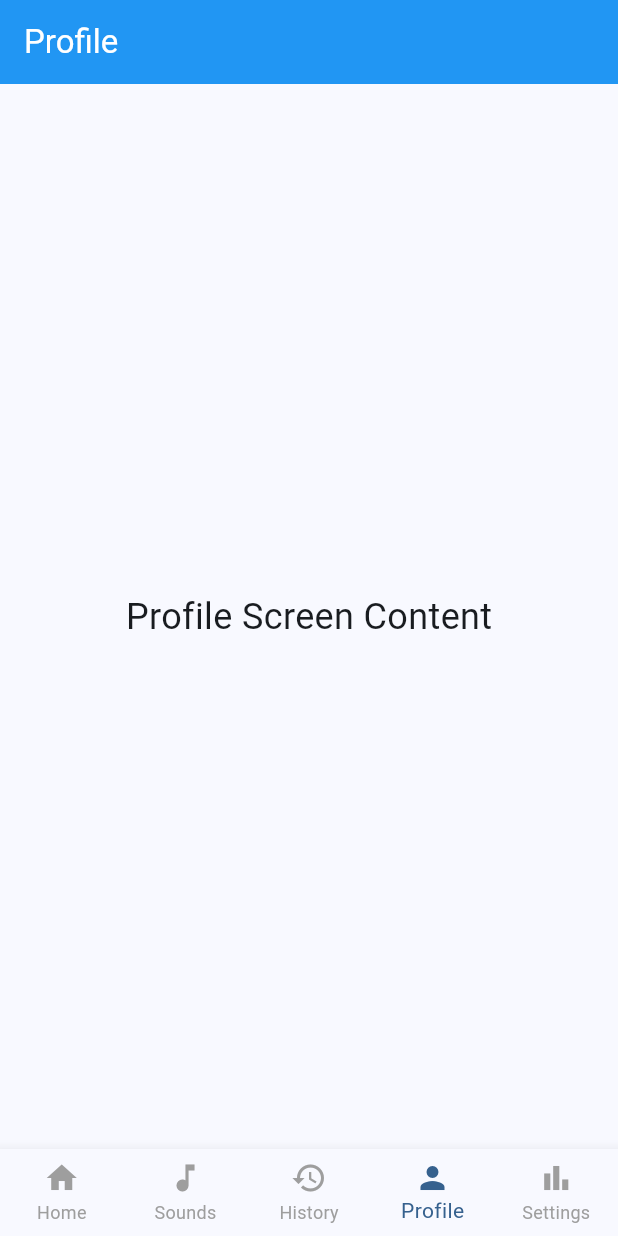
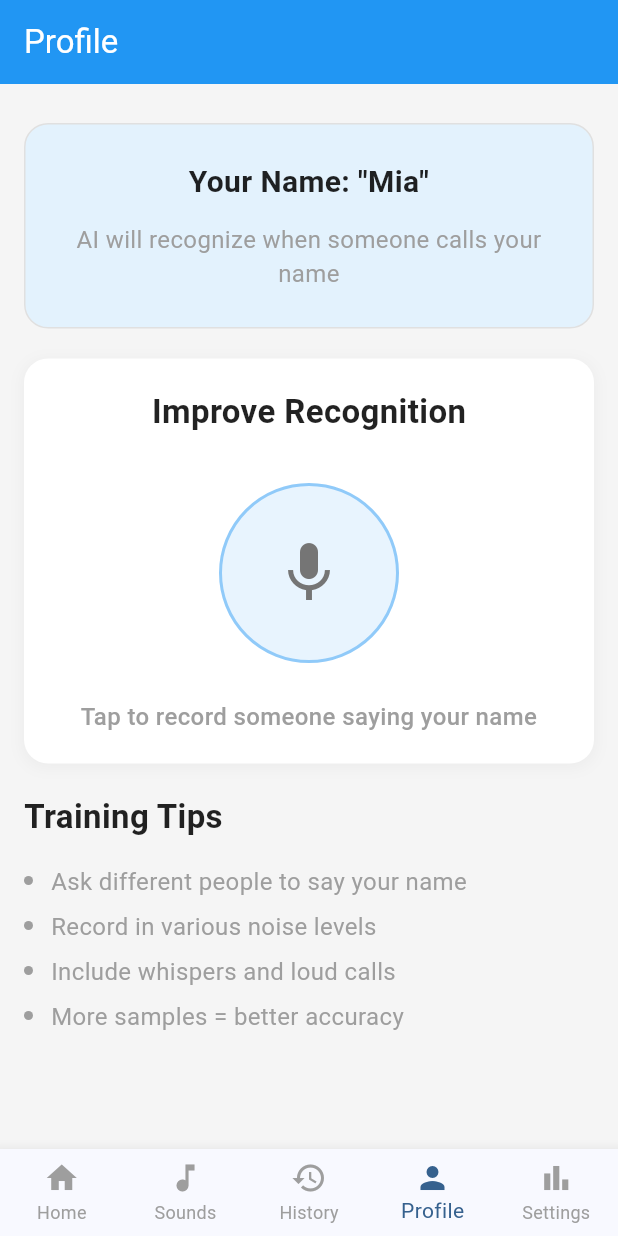
Before and after one commit to irmakakmann/hear4me_app, a Flutter app: the screen it shows after launch, item 4 of the bottom bar chosen, on a phone screen of 412 x 824 dp. Run offline on Flutter 3.47's test engine with Material 3 defaults, Android fonts, the phone set to English and light mode, and no system bars.

Commit message:
Added the profile page

```diff
--- a/lib/main.dart
+++ b/lib/main.dart
@@ -2,6 +2,7 @@ import 'package:flutter/material.dart';
 import 'sounds.dart';
 import 'settings.dart';
 import 'history.dart';
+import 'profile.dart';
 
 void main() {
   runApp(const MyApp());
@@ -69,8 +70,8 @@ class _MyHomePageState extends State<MyHomePage> {
       _buildHomeContent(context),
       SoundsScreen(),
       HistoryScreen(),
-      const Center(child: Text('Profile Screen Content', style: TextStyle(fontSize: 24))),
-      const SettingsScreen(),
+      ProfileScreen(),
+      SettingsScreen(),
     ];
   }
 
--- /dev/null
+++ b/lib/profile.dart
@@ -0,0 +1,323 @@
+import 'package:flutter/material.dart';
+
+class ProfileScreen extends StatefulWidget {
+  const ProfileScreen({super.key});
+
+  @override
+  State<ProfileScreen> createState() => _ProfileScreenState();
+}
+
+class _ProfileScreenState extends State<ProfileScreen> with TickerProviderStateMixin {
+  //constants for theming
+  static const double _borderRadius = 16.0;
+  static const double _cardPadding = 20.0;
+  static const double _spacing = 16.0;
+  static const double _cardMargin = 20.0;
+
+  //text styles
+  static const TextStyle _headerStyle = TextStyle(
+    fontSize: 24,
+    fontWeight: FontWeight.bold,
+    color: Colors.white,
+  );
+
+  static const TextStyle _titleStyle = TextStyle(
+    fontSize: 22,
+    fontWeight: FontWeight.bold,
+    color: Colors.black87,
+  );
+
+  static const TextStyle _nameStyle = TextStyle(
+    fontSize: 20,
+    fontWeight: FontWeight.bold,
+    color: Colors.black87,
+  );
+
+  static const TextStyle _subtitleStyle = TextStyle(
+    fontSize: 16,
+    color: Colors.grey,
+  );
+
+  //state variables
+  String userName = 'Mia';
+  bool isRecording = false;
+  bool isProcessing = false;
+  late AnimationController _pulseController;
+
+  @override
+  void initState() {
+    super.initState();
+    _initializePulseAnimation();
+  }
+
+  void _initializePulseAnimation() {
+    _pulseController = AnimationController(
+      duration: const Duration(milliseconds: 1000),
+      vsync: this,
+    );
+  }
+
+  @override
+  void dispose() {
+    _pulseController.dispose();
+    super.dispose();
+  }
+
+  void _startRecording() {
+    setState(() {
+      isRecording = true;
+      isProcessing = false;
+    });
+    _pulseController.repeat(reverse: true);
+
+    //simulate recording for 3 seconds, then processing
+    Future.delayed(const Duration(seconds: 3), () {
+      if (mounted) {
+        setState(() {
+          isRecording = false;
+          isProcessing = true;
+        });
+        _pulseController.stop();
+
+        //simulate processing for 2 seconds
+        Future.delayed(const Duration(seconds: 2), () {
+          if (mounted) {
+            setState(() {
+              isProcessing = false;
+            });
+            _showSuccessMessage();
+          }
+        });
+      }
+    });
+  }
+
+  void _showSuccessMessage() {
+    ScaffoldMessenger.of(context).showSnackBar(
+      const SnackBar(
+        content: Text('Voice sample recorded successfully!'),
+        backgroundColor: Colors.green,
+        duration: Duration(seconds: 2),
+      ),
+    );
+  }
+
+  // --- Helper to Build Consistent Card Container ---
+  Widget _buildCard({required Widget child}) {
+    return Container(
+      width: double.infinity,
+      padding: const EdgeInsets.all(_cardPadding),
+      margin: const EdgeInsets.only(bottom: _cardMargin),
+      decoration: BoxDecoration(
+        color: Colors.white,
+        borderRadius: BorderRadius.circular(_borderRadius),
+        boxShadow: [
+          BoxShadow(
+            color: Colors.grey.withOpacity(0.1),
+            spreadRadius: 1,
+            blurRadius: 8,
+            offset: const Offset(0, 2),
+          ),
+        ],
+      ),
+      child: child,
+    );
+  }
+
+  // --- Helper to Build Name Display Card ---
+  Widget _buildNameDisplayCard() {
+    return Container(
+      width: double.infinity,
+      padding: const EdgeInsets.all(24.0),
+      margin: const EdgeInsets.only(bottom: _cardMargin),
+      decoration: BoxDecoration(
+        color: Colors.blue.shade50,
+        borderRadius: BorderRadius.circular(_borderRadius),
+        border: Border.all(color: Colors.grey.shade300, width: 1),
+      ),
+      child: Column(
+        children: [
+          Text(
+            'Your Name: "$userName"',
+            style: _nameStyle,
+            textAlign: TextAlign.center,
+          ),
+          const SizedBox(height: 12),
+          Text(
+            'AI will recognize when someone calls your name',
+            style: _subtitleStyle,
+            textAlign: TextAlign.center,
+          ),
+        ],
+      ),
+    );
+  }
+
+  // --- Helper to Build Recording Section ---
+  Widget _buildRecordingSection() {
+    return _buildCard(
+      child: Column(
+        children: [
+          const Text('Improve Recognition', style: _titleStyle),
+          const SizedBox(height: 32),
+
+          //Recording button with animation
+          GestureDetector(
+            onTap: isRecording || isProcessing ? null : _startRecording,
+            child: AnimatedBuilder(
+              animation: _pulseController,
+              builder: (context, child) {
+                return Container(
+                  width: 120,
+                  height: 120,
+                  decoration: BoxDecoration(
+                    color: isRecording
+                        ? Colors.red.withOpacity(0.1 + (_pulseController.value * 0.3))
+                        : Colors.blue.withOpacity(0.1),
+                    shape: BoxShape.circle,
+                    border: Border.all(
+                      color: isRecording ? Colors.red : Colors.blue.shade200,
+                      width: 2,
+                    ),
+                  ),
+                  child: Icon(
+                    Icons.mic,
+                    size: 48,
+                    color: isRecording ? Colors.red : Colors.grey.shade600,
+                  ),
+                );
+              },
+            ),
+          ),
+
+          const SizedBox(height: 24),
+
+          //Status text
+          Text(
+            _getStatusText(),
+            style: const TextStyle(
+              fontSize: 16,
+              color: Colors.grey,
+              fontWeight: FontWeight.w500,
+            ),
+            textAlign: TextAlign.center,
+          ),
+
+          // Processing indicator
+          if (isProcessing) ...[
+            const SizedBox(height: 16),
+            Row(
+              mainAxisAlignment: MainAxisAlignment.center,
+              children: [
+                const Text(
+                  'Processing audio',
+                  style: TextStyle(
+                    fontSize: 14,
+                    color: Colors.green,
+                    fontWeight: FontWeight.w500,
+                  ),
+                ),
+                const SizedBox(width: 8),
+                ...List.generate(3, (index) => Container(
+                  width: 6,
+                  height: 6,
+                  margin: EdgeInsets.only(left: index > 0 ? 4 : 0),
+                  decoration: const BoxDecoration(
+                    color: Colors.green,
+                    shape: BoxShape.circle,
+                  ),
+                )),
+              ],
+            ),
+          ],
+        ],
+      ),
+    );
+  }
+
+  String _getStatusText() {
+    if (isRecording) {
+      return 'Recording... Speak your name clearly';
+    } else if (isProcessing) {
+      return 'Processing your voice sample...';
+    } else {
+      return 'Tap to record someone saying your name';
+    }
+  }
+
+  // --- Helper to Build Training Tips Section ---
+  Widget _buildTrainingTipsSection() {
+    return Column(
+      crossAxisAlignment: CrossAxisAlignment.start,
+      children: [
+        const Text('Training Tips', style: _titleStyle),
+        const SizedBox(height: 16),
+
+        _buildTipItem('Ask different people to say your name'),
+        _buildTipItem('Record in various noise levels'),
+        _buildTipItem('Include whispers and loud calls'),
+        _buildTipItem('More samples = better accuracy'),
+      ],
+    );
+  }
+
+  Widget _buildTipItem(String tip) {
+    return Padding(
+      padding: const EdgeInsets.only(bottom: 8.0),
+      child: Row(
+        crossAxisAlignment: CrossAxisAlignment.start,
+        children: [
+          Container(
+            width: 6,
+            height: 6,
+            margin: const EdgeInsets.only(top: 8),
+            decoration: const BoxDecoration(
+              color: Colors.grey,
+              shape: BoxShape.circle,
+            ),
+          ),
+          const SizedBox(width: 12),
+          Expanded(
+            child: Text(
+              tip,
+              style: const TextStyle(
+                fontSize: 16,
+                color: Colors.grey,
+                height: 1.4,
+              ),
+            ),
+          ),
+        ],
+      ),
+    );
+  }
+
+  @override
+  Widget build(BuildContext context) {
+    return Scaffold(
+      backgroundColor: Colors.grey.shade100,
+      body: Column(
+        children: [
+          //Content section
+          Expanded(
+            child: SingleChildScrollView(
+              padding: const EdgeInsets.all(_spacing),
+              child: Column(
+                crossAxisAlignment: CrossAxisAlignment.start,
+                children: [
+                  const SizedBox(height: 10),
+
+                  _buildNameDisplayCard(),
+                  _buildRecordingSection(),
+                  _buildTrainingTipsSection(),
+
+                  const SizedBox(height: 60),
+                ],
+              ),
+            ),
+          ),
+        ],
+      ),
+    );
+  }
+}
--- a/lib/settings.dart
+++ b/lib/settings.dart
@@ -433,15 +433,6 @@ class _SettingsScreenState extends State<SettingsScreen> with TickerProviderStat
       backgroundColor: Colors.grey.shade100,
       body: Column(
         children: [
-          //Blue header section
-          Container(
-            width: double.infinity,
-            padding: const EdgeInsets.fromLTRB(16, 10, 16, 10),
-            decoration: const BoxDecoration(color: Colors.blue),
-            alignment: Alignment.center,
-            child: const Text('Connect Watch', style: _headerStyle),
-          ),
-
           //Content section
           Expanded(
             child: SingleChildScrollView(
--- a/lib/sounds.dart
+++ b/lib/sounds.dart
@@ -256,19 +256,6 @@ class _SoundsScreenState extends State<SoundsScreen> {
   Widget build(BuildContext context) {
     return Scaffold(
       backgroundColor: Colors.grey.shade100,
-      appBar: AppBar(
-        title: const Text('Sound Profiles'),
-        backgroundColor: Colors.blue,
-        foregroundColor: Colors.white,
-        actions: [
-          IconButton(
-            icon: const Icon(Icons.add),
-            onPressed: () {
-              //Handle add new sound profile
-            },
-          ),
-        ],
-      ),
       body: SingleChildScrollView(
         padding: const EdgeInsets.all(16.0),
         child: Column(
```
